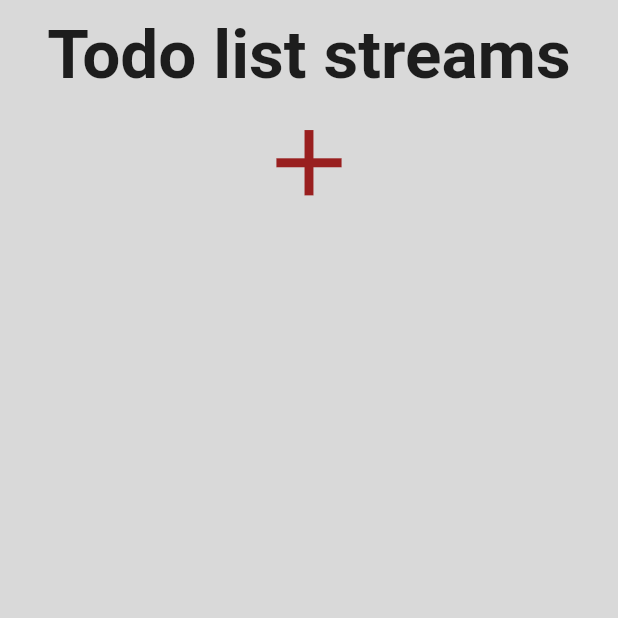
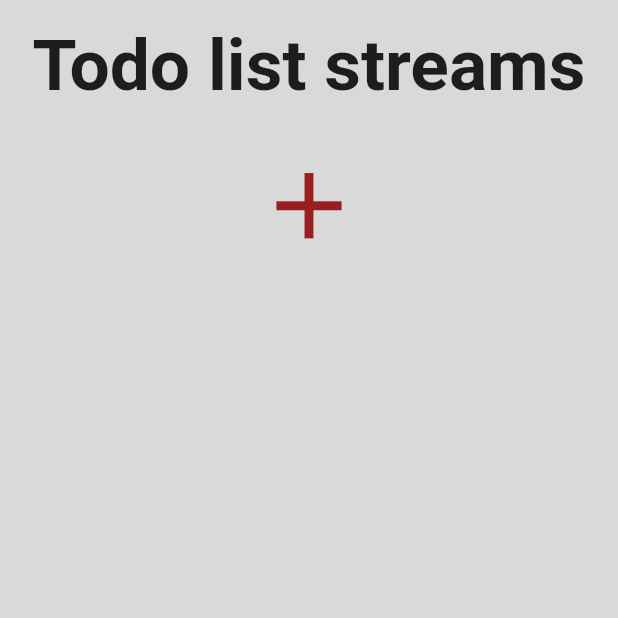
Before and after one commit to IDONTSUDO/flutter_learn, a Flutter app: the screen it shows after launch, after a tap on "sing in", on a phone screen of 412 x 824 dp, the top half of it. Run offline on Flutter 3.47's test engine with Material 2 defaults, Android fonts, the phone set to English and light mode, and no system bars; our stand-ins replace device_preview, flutter_bloc, sizer.

```diff
--- a/lib/app.dart
+++ b/lib/app.dart
@@ -1,17 +1,62 @@
 import 'package:flutter/material.dart';
+import 'package:learn/core/extensions/with_context.dart';
 import 'package:learn/sing_page.dart';
+import 'package:sizer/sizer.dart';
 
 class App extends StatelessWidget {
   const App({super.key});
 
   @override
   Widget build(BuildContext context) {
-    return MaterialApp(
-      title: 'Flutter Demo',
-      theme: ThemeData(
-        primarySwatch: Colors.blue,
-      ),
-      home: SignPage(),
-    );
+    Color red = const Color(0xFFDA4444);
+    Color white = const Color(0xFFFFFFFF);
+    Color gray = const Color(0xFFD9D9D9);
+    return Sizer(builder:
+        (BuildContext context, Orientation orientation, DeviceType deviceType) {
+      double fontSizeSmall = 20.fw;
+      double fontSizeBig = 45.fw;
+      return MaterialApp(
+        theme: ThemeData(
+          scaffoldBackgroundColor: gray,
+          inputDecorationTheme: InputDecorationTheme(
+            hintStyle: TextStyle(color: white),
+            isDense: true,
+            contentPadding: EdgeInsets.symmetric(
+              vertical: 15.fh,
+              horizontal: 10.fw,
+            ),
+            enabledBorder: InputBorder.none,
+            focusedBorder: InputBorder.none,
+            disabledBorder: InputBorder.none,
+            border: InputBorder.none,
+            fillColor: red,
+            filled: true,
+          ),
+          textButtonTheme: TextButtonThemeData(
+            style: ButtonStyle(
+              shape: const MaterialStatePropertyAll<RoundedRectangleBorder>(
+                  RoundedRectangleBorder()),
+              padding: MaterialStatePropertyAll<EdgeInsets>(
+                EdgeInsets.symmetric(
+                  vertical: 15.fh,
+                  horizontal: 60.fw,
+                ),
+              ),
+              backgroundColor: MaterialStatePropertyAll<Color>(red),
+              foregroundColor: MaterialStatePropertyAll<Color>(white),
+            ),
+          ),
+          textTheme: TextTheme(
+            subtitle1: TextStyle(fontSize: fontSizeSmall, color: white),
+            bodyText2: TextStyle(
+              fontSize: fontSizeBig,
+              fontWeight: FontWeight.w600,
+            ),
+            button: TextStyle(fontSize: fontSizeSmall, color: white),
+          ),
+        ),
+        home: const SignPage(),
+      );
+    });
   }
 }
--- /dev/null
+++ b/lib/bloc/todobloc.dart
@@ -0,0 +1,17 @@
+import 'package:flutter_bloc/flutter_bloc.dart';
+
+part 'todobloc_event.dart';
+
+part 'todobloc_state.dart';
+
+class TodoBloc extends Bloc<TodoBlocEvent, TodoBlocState> {
+  TodoBloc() : super(TodoBlocState()) {
+    on<TodoBlocEvent>(
+      _addTodo,
+    );
+  }
+
+  _addTodo(TodoBlocEvent event, Emitter<TodoBlocState> emit) async {
+    emit(TodoBlocState(todos: event.query));
+  }
+}
--- /dev/null
+++ b/lib/bloc/todobloc_event.dart
@@ -0,0 +1,7 @@
+part of 'todobloc.dart';
+
+class TodoBlocEvent {
+  final List<bool> query;
+
+  TodoBlocEvent(this.query);
+}
--- /dev/null
+++ b/lib/bloc/todobloc_state.dart
@@ -0,0 +1,9 @@
+part of 'todobloc.dart';
+
+class TodoBlocState {
+  List<bool> todos;
+
+  TodoBlocState({
+    this.todos = const [],
+  });
+}
--- a/lib/core/extensions/figma_sizer.dart
+++ b/lib/core/extensions/figma_sizer.dart
@@ -3,7 +3,7 @@ import 'dart:math';
 import 'package:learn/core/theme/theme.dart';
 import 'package:sizer/sizer.dart';
 
-const _maxDesignScale = 1.0;
+const _maxDesignScale = 2.0;
 const _minDesignScale = 0.6;
 
 extension FigmaSizer on num {
--- a/lib/main.dart
+++ b/lib/main.dart
@@ -16,6 +16,7 @@ class AppBeginer {
     return runApp(dev());
   }
 
+
   Widget devicePreviewMode() {
     return DevicePreview(
       enabled: true,
--- a/lib/sing_page.dart
+++ b/lib/sing_page.dart
@@ -1,99 +1,52 @@
 import 'package:flutter/material.dart';
 import 'package:learn/todo_page.dart';
-import 'package:sizer/sizer.dart';
 
 import 'package:learn/core/extensions/with_context.dart';
 
-class SignPage extends StatefulWidget {
-  const SignPage({
-    super.key,
-  });
+class SignPage extends StatelessWidget {
+  const SignPage({super.key});
 
   @override
-  State<SignPage> createState() => _SignPageState();
-}
-
-class _SignPageState extends State<SignPage> {
-  @override
   Widget build(BuildContext context) {
-    const textstl = TextStyle(color: Colors.white, fontSize: 20);
-
-    const logindec = InputDecoration(
-      fillColor: Color(0xFFDA4444),
-      filled: true,
-      labelText: 'Sign in',
-      labelStyle: textstl,
-    );
-
-    const passdec = InputDecoration(
-      fillColor: Color(0xFFDA4444),
-      filled: true,
-      labelText: 'Password',
-      labelStyle: textstl,
-    );
-
     return Scaffold(
-      backgroundColor: const Color(0xFFD9D9D9),
-      body: Sizer(
-        builder: (BuildContext context, Orientation orientation,
-            DeviceType deviceType) {
-          return Center(
+      body: SafeArea(
+        minimum: EdgeInsets.all(40.fw),
         child: Column(
           mainAxisAlignment: MainAxisAlignment.center,
           children: <Widget>[
-                Container(
-                    alignment: Alignment.center,
-                    padding: const EdgeInsets.all(10),
-                    child: const Text(
-                      "LEARN APP",
-                      style:
-                          TextStyle(fontSize: 45, fontWeight: FontWeight.bold),
-                    )),
-                Container(
-                  padding: const EdgeInsets.fromLTRB(10, 0, 10, 0),
-                  width: 350.fw,
-                  height: 50.fh,
-                  child: const TextField(
-                    decoration: logindec,
+            const Text(
+              'LEARN APP',
+            ),
+            SizedBox(height: 15.fh),
+            const TextField(
+              decoration: InputDecoration(
+                hintText: 'Sign in',
               ),
             ),
-                Container(
-                  padding: const EdgeInsets.fromLTRB(10, 10, 10, 0),
-                  width: 350.fw,
-                  height: 50.fh,
-                  child: const TextField(
+            SizedBox(height: 15.fh),
+            TextFormField(
               obscureText: true,
-                    decoration: passdec,
+              decoration: const InputDecoration(
+                hintText: 'Password',
               ),
             ),
-                Container(
-                  width: 200.fw,
-                  height: 80.fh,
-                  padding: const EdgeInsets.fromLTRB(10, 40, 10, 0),
-                  child: TextButton(
-                    style: const ButtonStyle(
-                      backgroundColor:
-                          MaterialStatePropertyAll<Color>(Color(0xFFDA4444)),
-                      foregroundColor:
-                          MaterialStatePropertyAll<Color>(Color(0xFFFFFFFF)),
-                    ),
+            SizedBox(height: 45.fh),
+            TextButton(
               onPressed: () {
                 Navigator.push(
                   context,
                   MaterialPageRoute(
-                            builder: (context) => const TodoPage()),
+                    builder: (context) => const TodoPage(),
+                  ),
                 );
               },
               child: const Text(
                 'sing in',
-                      style: textstl,
-                    ),
+                // style: textstl,
               ),
             ),
           ],
         ),
-          );
-        },
       ),
     );
   }
--- a/lib/todo_page.dart
+++ b/lib/todo_page.dart
@@ -1,88 +1,80 @@
-import 'dart:async';
+import 'package:flutter/material.dart';
+import 'package:flutter_bloc/flutter_bloc.dart';
+import 'package:learn/core/extensions/with_context.dart';
 
-import 'package:flutter/material.dart';
-import 'package:learn/core/extensions/with_context.dart';
+import 'bloc/todobloc.dart';
 
 typedef ST = List<bool>;
 
-class TodoPage extends StatefulWidget {
+class TodoPage extends StatelessWidget {
   const TodoPage({super.key});
 
   @override
-  State<StatefulWidget> createState() {
-    return _TodoPageState();
+  Widget build(BuildContext context) {
+    return BlocProvider(
+      create: (BuildContext context) => TodoBloc(),
+      child: Scaffold(
+        body: _TodoPageState(),
+      ),
+    );
   }
 }
 
-class _TodoPageState extends State<TodoPage> {
-  final StreamController<ST> controller = StreamController<ST>.broadcast();
-  Sink<ST> get inputSt => controller.sink;
-  Stream<ST> get outputSt => controller.stream;
-
+class _TodoPageState extends StatelessWidget {
   @override
   Widget build(BuildContext context) {
-    return Scaffold(
-      backgroundColor: const Color(0xFFD9D9D9),
-      body: StreamBuilder<ST>(
-        stream: outputSt,
-        builder: (
-          BuildContext context,
-          AsyncSnapshot<ST> snapshot,
-        ) {
-          ST? list = snapshot.hasData ? snapshot.data : [];
+    var data = context.select((TodoBloc bloc) => bloc.state.todos).toList();
     return ListView(
-            padding: const EdgeInsets.all(10),
+      padding: EdgeInsets.all(15.fw),
       children: [
         const Text(
           "Todo list streams",
           textAlign: TextAlign.center,
-                style: TextStyle(fontSize: 45, fontWeight: FontWeight.bold),
         ),
-              for (int i = 0; i < list!.length; i++)
-                Container(
-                  padding: const EdgeInsets.fromLTRB(15, 10, 15, 0),
-                  height: 70.fh,
+        SizedBox(height: 20.fh),
+        for (int i = 0; i < data.length; i++)
+          Padding(
+            padding: EdgeInsets.only(bottom: 15.fh),
             child: OutlinedButton(
               onPressed: () {
-                      list[i] = !list[i];
-                      inputSt.add(list);
+                data[i] = !data[i];
+                context.read<TodoBloc>().add(TodoBlocEvent(data));
               },
-                    style: const ButtonStyle(
-                      backgroundColor:
-                          MaterialStatePropertyAll<Color>(Color(0xFFDA4444)),
-                      foregroundColor:
-                          MaterialStatePropertyAll<Color>(Color(0xFFFFFFFF)),
+              style: Theme.of(context).textButtonTheme.style?.copyWith(
+                    padding: MaterialStatePropertyAll<EdgeInsets>(
+                      EdgeInsets.symmetric(
+                        vertical: 15.fh,
+                        horizontal: 15.fw,
                       ),
-                    child: Stack(
-                      children: [
-                        Align(
+                    ),
+                  ),
+              child: Row(
+                mainAxisAlignment: MainAxisAlignment.start,
+                children: <Widget>[
+                  Text('todo ${i + 1}'),
+                  Expanded(
+                    child: Align(
                       alignment: Alignment.centerRight,
                       child: Container(
-                            decoration: const BoxDecoration(
+                        decoration: BoxDecoration(
                           shape: BoxShape.circle,
-                              color: Color(0xFFD9D9D9),
+                          color: Theme.of(context).scaffoldBackgroundColor,
                         ),
-                            child: list[i]
+                        child: data[i]
                             ? const Icon(Icons.add,
                                 color: Color(0xFFDA4444), size: 40)
                             : const Icon(IconData(0), size: 40),
                       ),
                     ),
-                        Align(
-                          alignment: Alignment.centerLeft,
-                          child: Text(
-                            "todo ${i + 1}",
-                            textAlign: TextAlign.left,
                   ),
-                        )
                 ],
               ),
             ),
           ),
         IconButton(
           onPressed: () {
-                  list.add(false);
-                  inputSt.add(list);
+            data.add(false);
+            context.read<TodoBloc>().add(TodoBlocEvent(data));
           },
           iconSize: 75,
           icon: const Icon(
@@ -92,8 +84,5 @@ class _TodoPageState extends State<TodoPage> {
         ),
       ],
     );
-        },
-      ),
-    );
   }
 }
--- a/pubspec.yaml
+++ b/pubspec.yaml
@@ -38,6 +38,7 @@ dependencies:
   cupertino_icons: ^1.0.2
   sizer: ^2.0.15
   device_preview: ^1.1.0
+  flutter_bloc: ^8.1.1
 
 
 dev_dependencies:
```
Lines whose indentation alone changed are shown as unchanged.
